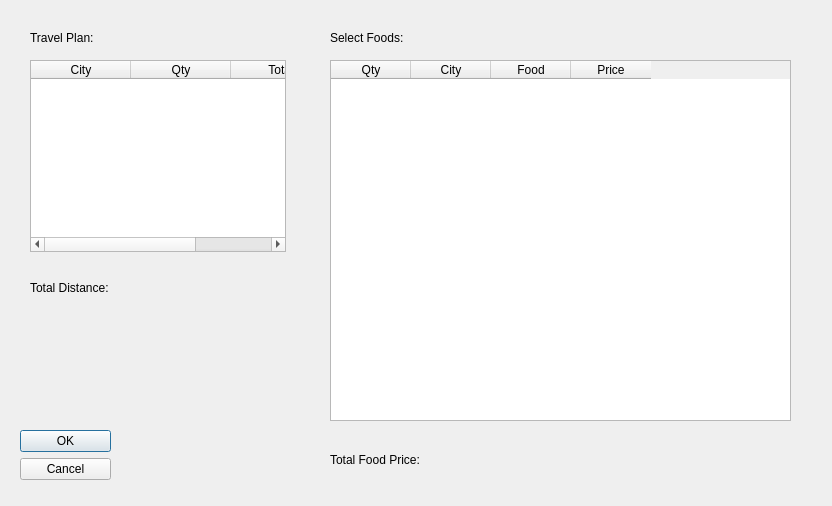
The window that routedisplayer.ui (tsukidan/CS1D-Project-1) describes before a commit, drawn with Qt 5.
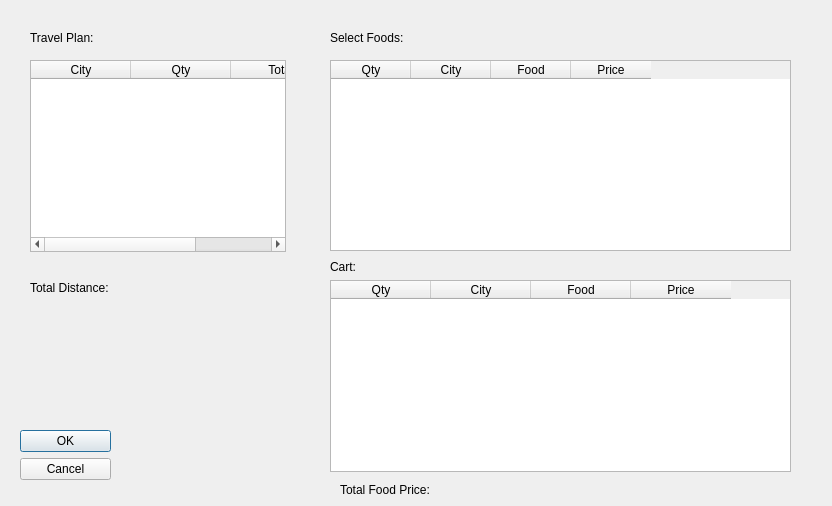
The same window after the commit.

```diff
--- a/routedisplayer.ui
+++ b/routedisplayer.ui
@@ -112,7 +112,7 @@
      <x>330</x>
      <y>60</y>
      <width>461</width>
-     <height>361</height>
+     <height>191</height>
     </rect>
    </property>
    <property name="gridStyle">
@@ -154,8 +154,8 @@
   <widget class="QLabel" name="TotalFoodPrice">
    <property name="geometry">
     <rect>
-     <x>460</x>
-     <y>450</y>
+     <x>430</x>
+     <y>480</y>
      <width>51</width>
      <height>20</height>
     </rect>
@@ -167,8 +167,8 @@
   <widget class="QLabel" name="label_4">
    <property name="geometry">
     <rect>
-     <x>330</x>
-     <y>450</y>
+     <x>340</x>
+     <y>480</y>
      <width>121</width>
      <height>20</height>
     </rect>
@@ -177,6 +177,49 @@
     <string>Total Food Price:</string>
    </property>
   </widget>
+  <widget class="QTableWidget" name="tableWidget">
+   <property name="geometry">
+    <rect>
+     <x>330</x>
+     <y>280</y>
+     <width>461</width>
+     <height>192</height>
+    </rect>
+   </property>
+   <column>
+    <property name="text">
+     <string>Qty</string>
+    </property>
+   </column>
+   <column>
+    <property name="text">
+     <string>City</string>
+    </property>
+   </column>
+   <column>
+    <property name="text">
+     <string>Food</string>
+    </property>
+   </column>
+   <column>
+    <property name="text">
+     <string>Price</string>
+    </property>
+   </column>
+  </widget>
+  <widget class="QLabel" name="label_5">
+   <property name="geometry">
+    <rect>
+     <x>330</x>
+     <y>260</y>
+     <width>47</width>
+     <height>13</height>
+    </rect>
+   </property>
+   <property name="text">
+    <string>Cart:</string>
+   </property>
+  </widget>
  </widget>
  <resources/>
  <connections>
```
